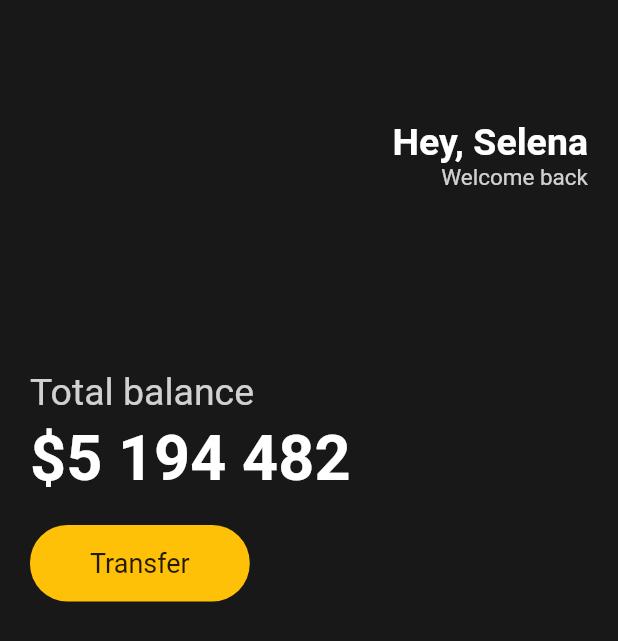
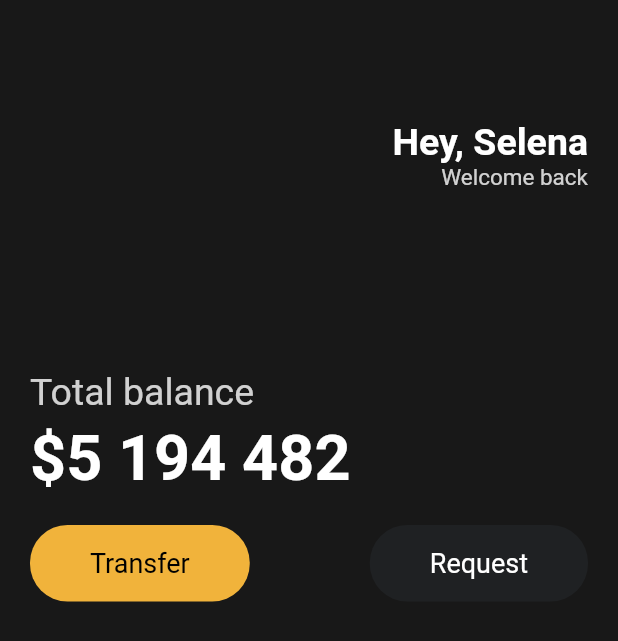
Before and after one commit to chyoni/webtoonapp-flutter, a Flutter app: the screen it shows after launch, on a phone screen of 412 x 824 dp. Shown: the top 641 px of the screen. Run offline on Flutter 3.47's test engine with Material 2 defaults, Android fonts, the phone set to English and light mode, and no system bars.

Commit message:
#05 My custom widget component

```diff
--- a/lib/main.dart
+++ b/lib/main.dart
@@ -1,4 +1,5 @@
 import 'package:flutter/material.dart';
+import 'package:webtoonapp/widgets/Button.dart';
 
 void main() {
   runApp(App());
@@ -68,19 +69,17 @@ class App extends StatelessWidget {
                   height: 20,
                 ),
                 Row(
-                  children: [
-                    Container(
-                      decoration: BoxDecoration(
-                        borderRadius: BorderRadius.circular(25),
-                        color: Colors.amber,
-                      ),
-                      child: const Padding(
-                          padding: EdgeInsets.symmetric(
-                              vertical: 15, horizontal: 40),
-                          child: Text(
-                            "Transfer",
-                            style: TextStyle(fontSize: 18),
-                          )),
+                  mainAxisAlignment: MainAxisAlignment.spaceBetween,
+                  children: const [
+                    Button(
+                      text: "Transfer",
+                      bgColor: Color(0xFFF1B33B),
+                      textColor: Colors.black,
+                    ),
+                    Button(
+                      text: "Request",
+                      bgColor: Color(0xFF1F2123),
+                      textColor: Colors.white,
                     ),
                   ],
                 ),
--- /dev/null
+++ b/lib/widgets/Button.dart
@@ -0,0 +1,33 @@
+import 'package:flutter/material.dart';
+
+class Button extends StatelessWidget {
+  final String text;
+  final Color bgColor;
+  final Color textColor;
+
+  const Button({
+    super.key,
+    required this.text,
+    required this.bgColor,
+    required this.textColor,
+  });
+
+  @override
+  Widget build(BuildContext context) {
+    return Container(
+      decoration: BoxDecoration(
+        borderRadius: BorderRadius.circular(25),
+        color: bgColor,
+      ),
+      child: Padding(
+          padding: const EdgeInsets.symmetric(vertical: 15, horizontal: 40),
+          child: Text(
+            text,
+            style: TextStyle(
+              color: textColor,
+              fontSize: 18,
+            ),
+          )),
+    );
+  }
+}
```
Also changed, not shown: 1 other file.
